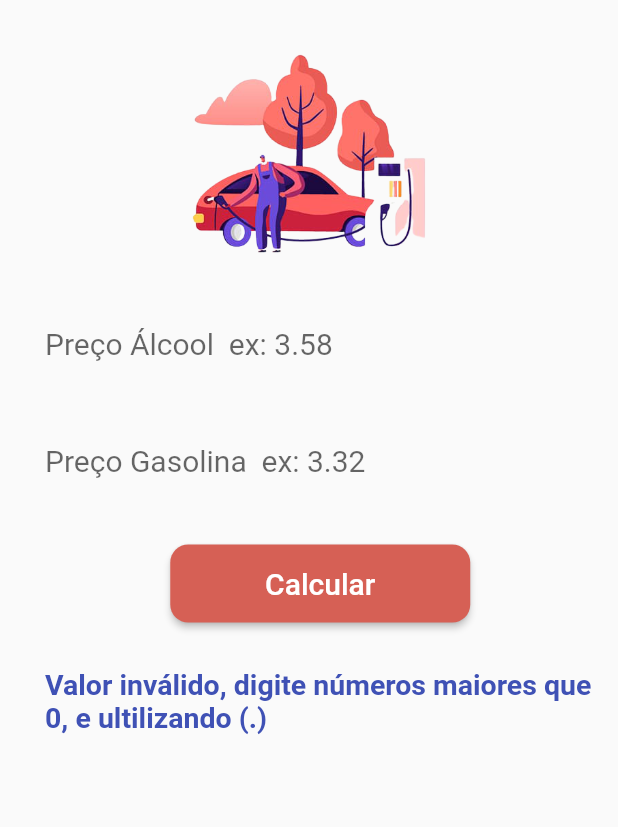
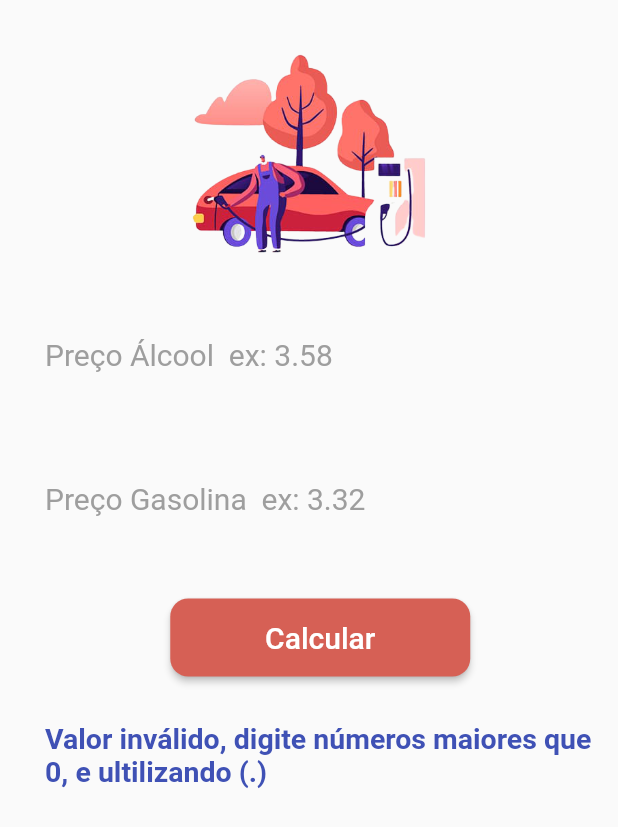
Before and after one commit to paulohenrique085/aapalcool, a Flutter app: the screen it shows after launch, after a tap on "Calcular", on a phone screen of 412 x 824 dp. Shown: the top 827 px of the screen. Run offline on Flutter 3.47's test engine with Material 2 defaults, Android fonts, the phone set to English and light mode, and no system bars.

```diff
--- a/lib/Home.dart
+++ b/lib/Home.dart
@@ -17,9 +17,9 @@ class _HomeState extends State<Home> {
     //convertendo de string para double uso o metodo tryparse pois
     //se o usuario digitar algo invalido ele permite retornar uma mensagem
     double precoAlcool = double.tryParse(_controllerAlcool.text);
-    double precoGasolina = double.tryParse(_controllerAlcool.text);
+    double precoGasolina = double.tryParse(_controllerGasolina.text);
 
-    if (precoAlcool == null && precoGasolina == null) {
+    if (precoAlcool == null || precoGasolina == null) {
       setState(() {
         _textoResultado =
             "Valor inválido, digite números maiores que 0, e ultilizando (.)";
@@ -60,9 +60,11 @@ class _HomeState extends State<Home> {
                       keyboardType: TextInputType.number,
                       //retirando linha textfild
                       decoration: InputDecoration(
-                        border: InputBorder.none,
-                        hintText: "Preço Álcool  ex: 3.58",
-                      ),
+                          border: InputBorder.none,
+                          labelText: "Preço Álcool  ex: 3.58",
+                          labelStyle: TextStyle(
+                            color: Colors.grey,
+                          )),
                       //estilo do texto que entra
                       style: TextStyle(fontSize: 20),
                       //pegando o que o usuário digitou
@@ -77,9 +79,11 @@ class _HomeState extends State<Home> {
                       keyboardType: TextInputType.number,
                       //retirando linha textfild
                       decoration: InputDecoration(
-                        border: InputBorder.none,
-                        hintText: "Preço Gasolina  ex: 3.32",
-                      ),
+                          border: InputBorder.none,
+                          labelText: "Preço Gasolina  ex: 3.32",
+                          labelStyle: TextStyle(
+                            color: Colors.grey,
+                          )),
                       //estilo do texto que entra
                       style: TextStyle(fontSize: 20),
                       //pegando o que o usuário digitou
```
